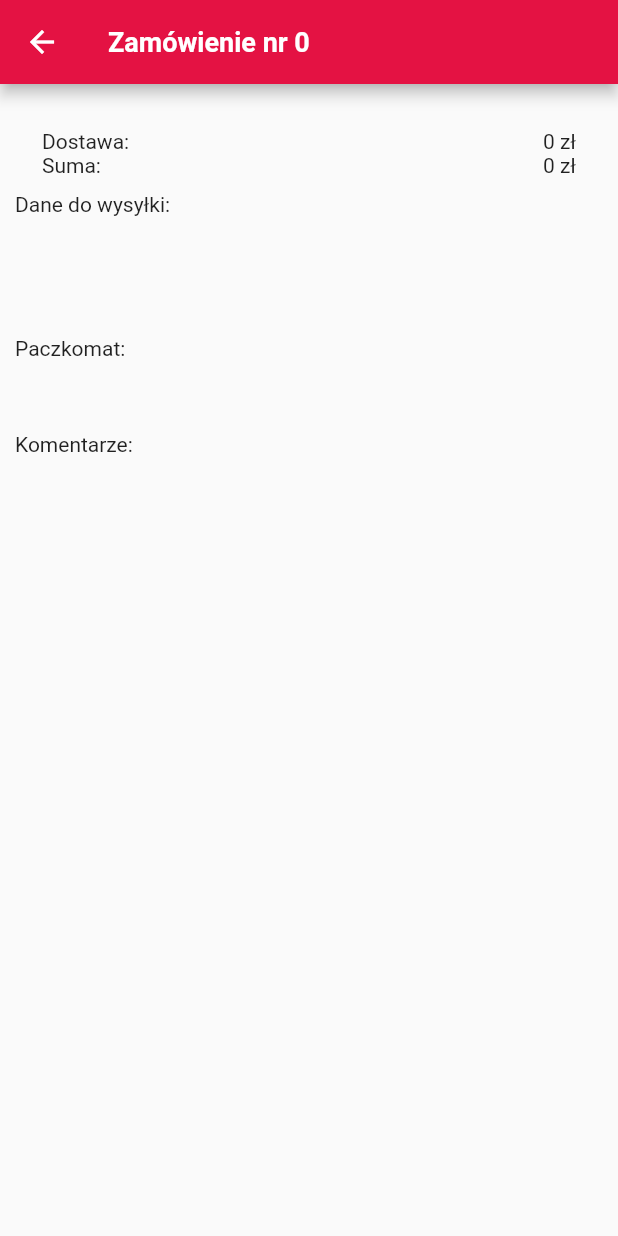
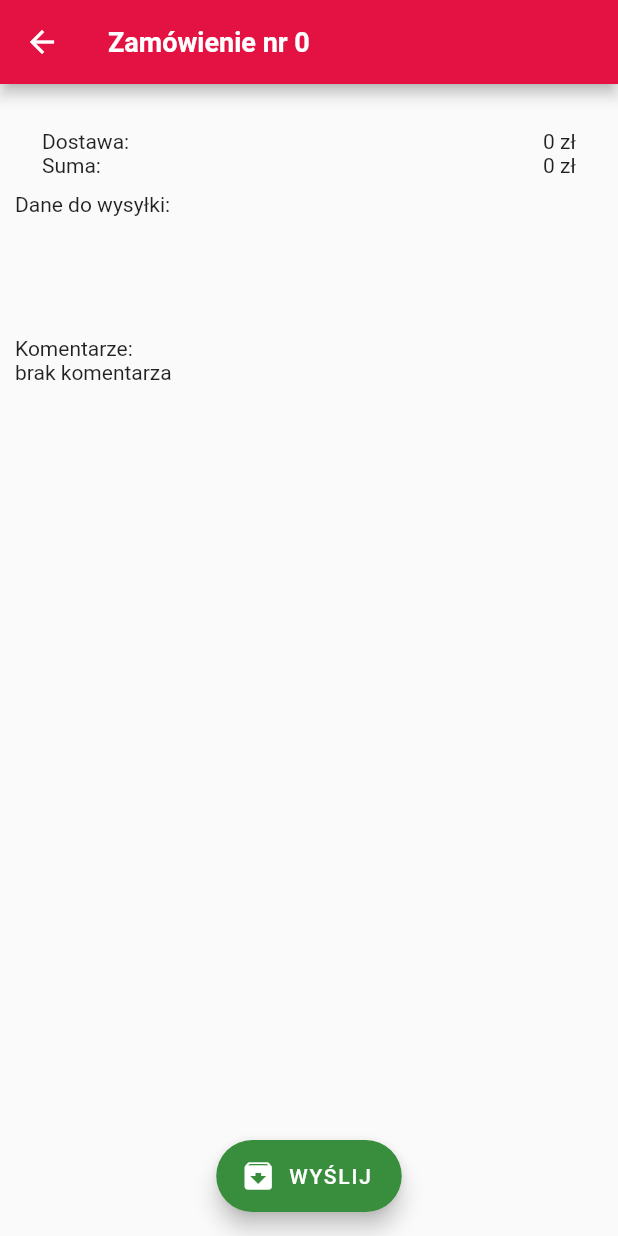
Before and after one commit to Zalezny/orders_flutter, a Flutter app: the ItemPage screen opened directly with empty values, on a phone screen of 412 x 824 dp. Run offline on Flutter 3.47's test engine with Material 2 defaults, Android fonts, the phone set to English and light mode, and no system bars; our stand-ins replace fluttertoast; missing offline and left inert: dart:ffi.

Commit message:
added swipe archive when click floating btn

```diff
--- a/lib/main.dart
+++ b/lib/main.dart
@@ -1,6 +1,7 @@
 import 'dart:convert';
 
 import 'package:flutter/material.dart';
+import 'package:flutter/services.dart';
 import 'package:testapp/pages/order_page.dart';
 import 'package:testapp/utils/const_database.dart';
 
@@ -17,9 +18,6 @@ class MyApp extends StatelessWidget {
 
   final ColorScheme schemeOfcolors = ColorScheme.fromSwatch().copyWith(
     primary: const Color.fromRGBO(228, 18, 67, 1),
-    // onPrimary: const Color(0x00ff5a6e),
-    secondary: const Color(0x00e83c65),
-    // onSecondary: const Color(0x00ff7392),
   );
 
   // This widget is the root of your application.
@@ -28,6 +26,7 @@ class MyApp extends StatelessWidget {
     return MaterialApp(
       title: 'KatyaOrders',
       theme: ThemeData(
+          primarySwatch: Colors.green,
           colorScheme: schemeOfcolors,
           fontFamily: 'Roboto',
           textTheme: ThemeData.light().textTheme.copyWith(
--- a/lib/pages/item_page.dart
+++ b/lib/pages/item_page.dart
@@ -1,23 +1,57 @@
+import 'dart:convert';
+import 'package:http/http.dart' as http;
+
 import 'package:flutter/material.dart';
 import 'package:flutter/src/widgets/framework.dart';
 import 'package:flutter/src/widgets/placeholder.dart';
+import 'package:testapp/main.dart';
 import 'package:testapp/models/order_model.dart';
+import 'package:testapp/utils/const_database.dart';
+import 'package:fluttertoast/fluttertoast.dart';
 
 import '../widgets/cart.dart';
 import '../widgets/personal_info.dart';
 
 class ItemPage extends StatelessWidget {
   final Orders selectedOrder;
+  final Function swipeArchive;
 
-  const ItemPage({super.key, required this.selectedOrder});
+  const ItemPage(
+      {super.key, required this.selectedOrder, required this.swipeArchive});
+
+  void _sendPatchToDatabase(
+      {required bool isArchive,
+      required String dynamicUrl,
+      required VoidCallback onSuccess}) async {
+    final Map<String, String> property = {'archive': isArchive.toString()};
+    const Map<String, String> headers = {'authorization': keyAuth};
+    var response = await http.patch(
+      Uri.parse(dynamicUrl),
+      body: property,
+      headers: headers,
+    );
+
+    if (response.statusCode == 200) {
+      Fluttertoast.showToast(
+        msg: "Stan zamówienia został zmieniony na $isArchive ",
+        toastLength: Toast.LENGTH_SHORT,
+        gravity: ToastGravity.BOTTOM,
+      );
+      swipeArchive(selectedOrder.sId, isArchive);
+      onSuccess.call(); //call about finish async function (for build context)
+    } else {
+      throw Exception('Failed to patch, StatusCode: ${response.statusCode}');
+    }
+  }
 
   @override
   Widget build(BuildContext context) {
-    return Scaffold(
-      appBar: AppBar(
-        title: Text("Zamówienie nr ${selectedOrder.orderNumber.toString()}"),
-      ),
-      body: SingleChildScrollView(
+    final appBar = AppBar(
+      title: Text("Zamówienie nr ${selectedOrder.orderNumber.toString()}"),
+    );
+
+    final pageBody = SingleChildScrollView(
+      child: SafeArea(
         child: Container(
           margin: const EdgeInsets.all(10),
           child: Column(
@@ -33,5 +67,36 @@ class ItemPage extends StatelessWidget {
         ),
       ),
     );
+
+    final dynamicUrl = orderUrl + selectedOrder.sId!;
+
+    return Scaffold(
+        appBar: appBar,
+        body: pageBody,
+        floatingActionButtonLocation: FloatingActionButtonLocation.centerFloat,
+        floatingActionButton: selectedOrder.archive!
+            ? FloatingActionButton.extended(
+                onPressed: () => _sendPatchToDatabase(
+                    isArchive: false,
+                    dynamicUrl: dynamicUrl,
+                    onSuccess: () {
+                      Navigator.of(context).pop();
+                    }),
+                icon: const Icon(Icons.unarchive),
+                label: const Text('COFNIJ WYSŁANIE'),
+                backgroundColor: Theme.of(context).primaryColorDark,
+              )
+            : FloatingActionButton.extended(
+                onPressed: () => _sendPatchToDatabase(
+                    isArchive: true,
+                    dynamicUrl: dynamicUrl,
+                    onSuccess: () {
+                      Navigator.of(context).pop();
+                    }),
+                icon: const Icon(Icons.archive),
+                label: const Text('WYŚLIJ'),
+                backgroundColor: Theme.of(context).primaryColorDark,
+                foregroundColor: Colors.white,
+              ));
   }
 }
--- a/lib/widgets/personal_info.dart
+++ b/lib/widgets/personal_info.dart
@@ -13,15 +13,16 @@ class PersonalInfo extends StatelessWidget {
     return Column(
       crossAxisAlignment: CrossAxisAlignment.start,
       children: [
-        Text("Dane do wysyłki: "),
+        const Text("Dane do wysyłki: "),
         Text("${selectedOrder.name} ${selectedOrder.lastName}"),
         Text("${selectedOrder.street}"),
         Text("${selectedOrder.postCode} ${selectedOrder.city}"),
         Text("${selectedOrder.phone}"),
         Text("${selectedOrder.email}"),
-        selectedOrder.shipment!.point!.address!.isEmpty &&
-                selectedOrder.shipment?.point == null
-            ? const Text("")
+        selectedOrder.shipment!.point!.name!.isEmpty
+            ? const SizedBox(
+                height: 0,
+              )
             : Column(
                 crossAxisAlignment: CrossAxisAlignment.start,
                 children: [
@@ -32,9 +33,9 @@ class PersonalInfo extends StatelessWidget {
                 ],
               ),
         const Text("Komentarze: "),
-        selectedOrder.comments != null
+        selectedOrder.comments!.isNotEmpty
             ? Text(selectedOrder.comments!)
-            : const Text(""),
+            : const Text("brak komentarza"),
       ],
     );
   }
--- a/pubspec.yaml
+++ b/pubspec.yaml
@@ -36,6 +36,7 @@ dependencies:
   # Use with the CupertinoIcons class for iOS style icons.
   cupertino_icons: ^1.0.2
   http: ^0.13.5
+  fluttertoast: ^8.1.2
 
 dev_dependencies:
   flutter_test:
```
Also changed, not shown: lib/pages/order_page.dart (+14 -1 lines), pubspec.lock, 6 other files.
